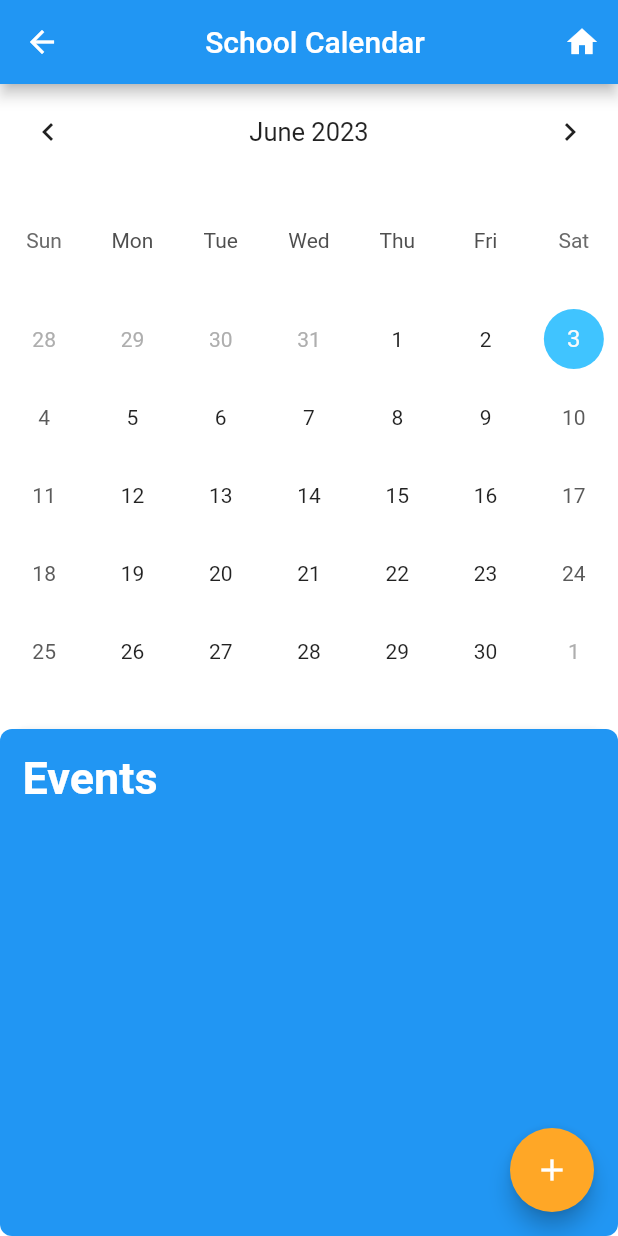
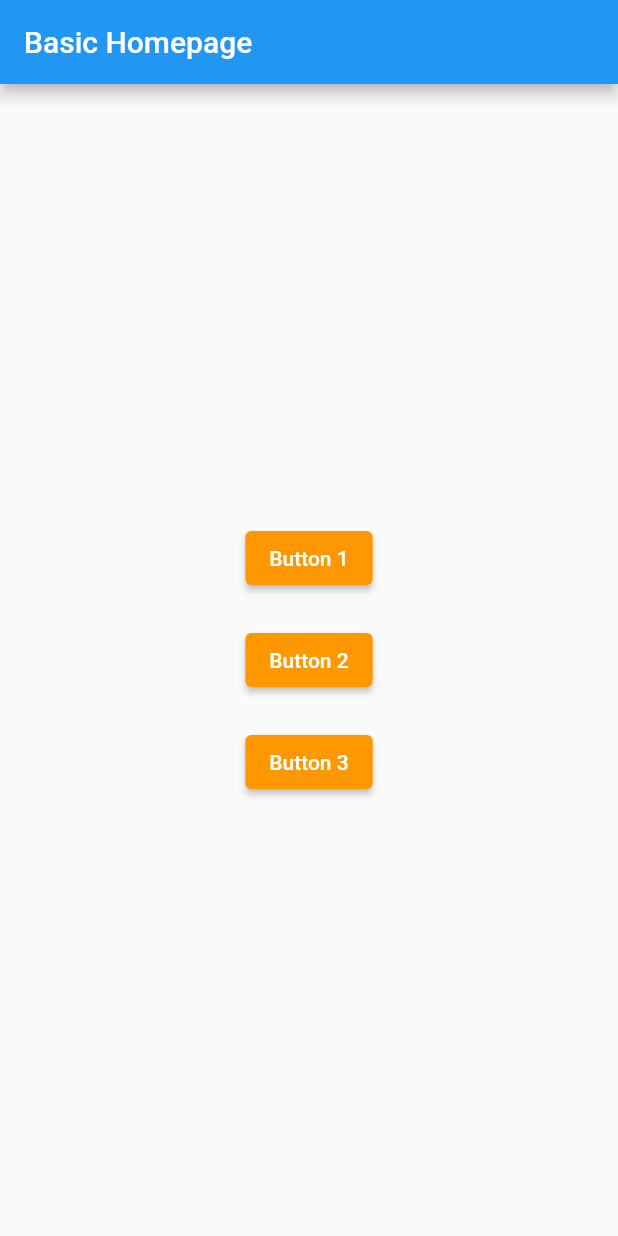
Before and after one commit to LikeABoss12/FBLAMobileApp, a Flutter app: the screen it shows after launch, after a tap on the "home" icon, on a phone screen of 412 x 824 dp. Run offline on Flutter 3.47's test engine with Material 2 defaults, Android fonts, the phone set to English and light mode, and no system bars; drawn by our look-alikes of table_calendar.

Commit message:
changed file names and made new homepage... reprogrammed studio to start at homepage

```diff
--- a/lib/main.dart
+++ b/lib/calendar.dart
@@ -2,6 +2,7 @@
 import 'package:flutter/material.dart';
 import 'package:intl/intl.dart';
 import 'package:table_calendar/table_calendar.dart';
+import 'homepage.dart';
 
 void main() {
   runApp(CalendarApp());
@@ -57,7 +58,10 @@ class _CalendarScreenState extends State<CalendarScreen> {
           IconButton(
             icon: Icon(Icons.home),
             onPressed: () {
-              // Perform home action here
+              Navigator.push(
+                context,
+                MaterialPageRoute(builder: (context) => MyApp()),
+              );
             },
           ),
         ],
--- /dev/null
+++ b/lib/homepage.dart
@@ -0,0 +1,66 @@
+import 'package:flutter/material.dart';
+
+void main() {
+  runApp(MyApp());
+}
+
+class MyApp extends StatelessWidget {
+  @override
+  Widget build(BuildContext context) {
+    return MaterialApp(
+      title: 'Basic Homepage',
+      theme: ThemeData(
+        primarySwatch: Colors.blue,
+        visualDensity: VisualDensity.adaptivePlatformDensity,
+      ),
+      home: HomePage(),
+    );
+  }
+}
+
+class HomePage extends StatelessWidget {
+  @override
+  Widget build(BuildContext context) {
+    return Scaffold(
+      appBar: AppBar(
+        title: Text('Basic Homepage'),
+      ),
+      body: Center(
+        child: Column(
+          mainAxisAlignment: MainAxisAlignment.center,
+          children: [
+            ElevatedButton(
+              onPressed: () {
+                // Add your navigation logic here
+              },
+              style: ButtonStyle(
+                backgroundColor: MaterialStateProperty.all<Color>(Colors.orange),
+              ),
+              child: Text('Button 1'),
+            ),
+            SizedBox(height: 20),
+            ElevatedButton(
+              onPressed: () {
+                // Add your navigation logic here
+              },
+              style: ButtonStyle(
+                backgroundColor: MaterialStateProperty.all<Color>(Colors.orange),
+              ),
+              child: Text('Button 2'),
+            ),
+            SizedBox(height: 20),
+            ElevatedButton(
+              onPressed: () {
+                // Add your navigation logic here
+              },
+              style: ButtonStyle(
+                backgroundColor: MaterialStateProperty.all<Color>(Colors.orange),
+              ),
+              child: Text('Button 3'),
+            ),
+          ],
+        ),
+      ),
+    );
+  }
+}
```
Also changed, not shown: 1 other file.
